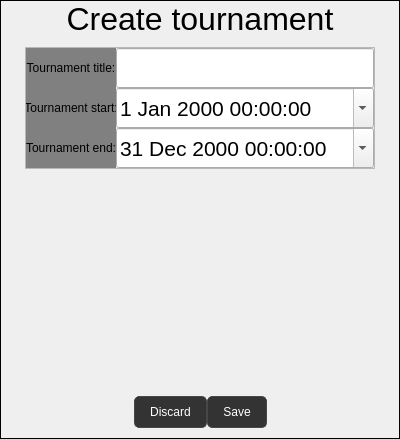
First picture: the form in tournamentselectorview.ui, repository Cannabis2013/DartSimulator2019, before the edit.
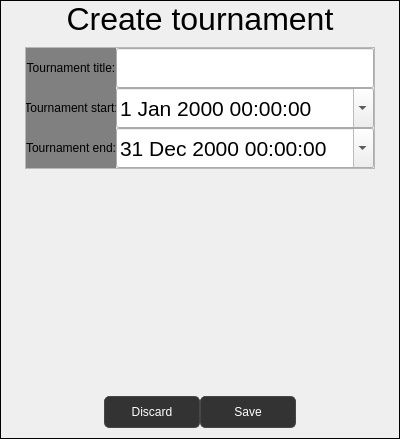
Second picture: the form after the edit. The open tabs and pages were chosen to show the change.

```diff
--- a/tournamentselectorview.ui
+++ b/tournamentselectorview.ui
@@ -1031,11 +1031,17 @@
              <item>
               <widget class="QPushButton" name="pushButton">
                <property name="sizePolicy">
-                <sizepolicy hsizetype="Preferred" vsizetype="Expanding">
+                <sizepolicy hsizetype="Fixed" vsizetype="Expanding">
                  <horstretch>0</horstretch>
                  <verstretch>0</verstretch>
                 </sizepolicy>
                </property>
+               <property name="minimumSize">
+                <size>
+                 <width>96</width>
+                 <height>0</height>
+                </size>
+               </property>
                <property name="text">
                 <string>Discard</string>
                </property>
@@ -1044,11 +1050,17 @@
              <item>
               <widget class="QPushButton" name="pushButton_2">
                <property name="sizePolicy">
-                <sizepolicy hsizetype="Preferred" vsizetype="Expanding">
+                <sizepolicy hsizetype="Fixed" vsizetype="Expanding">
                  <horstretch>0</horstretch>
                  <verstretch>0</verstretch>
                 </sizepolicy>
                </property>
+               <property name="minimumSize">
+                <size>
+                 <width>96</width>
+                 <height>0</height>
+                </size>
+               </property>
                <property name="text">
                 <string>Save</string>
                </property>
```
Left out of the diff: 2 changed lines with no effect on the pictures.
